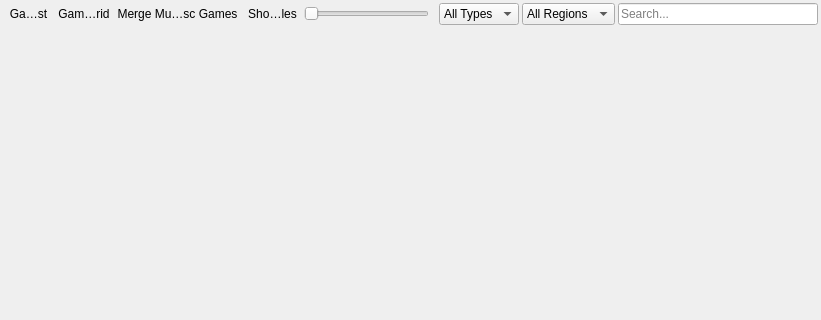
Qt form src/duckstation-qt/gamelistwidget.ui (kofxi3584karlayang/duckstation) before a commit; both pictures show x 0 to 821 and y 0 to 320 of the 821 by 619 pixel window.
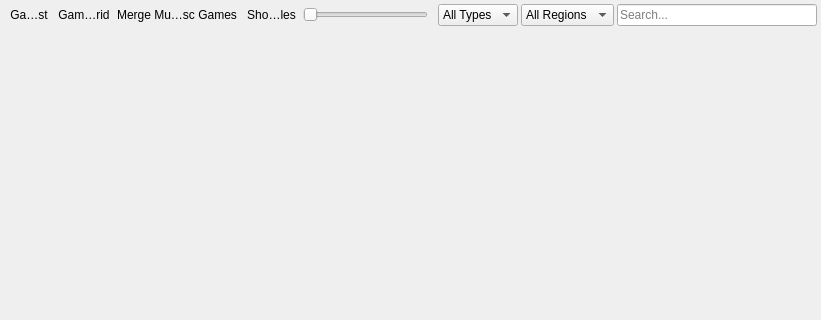
The same form after that commit. Icons and pictures are not drawn.

Commit message: Qt: Simplify grid layout in game summary widget

What changed in the file:
```diff
--- a/src/duckstation-qt/gamelistwidget.ui
+++ b/src/duckstation-qt/gamelistwidget.ui
@@ -32,16 +32,16 @@
       <number>3</number>
      </property>
      <property name="leftMargin">
-      <number>3</number>
+      <number>4</number>
      </property>
      <property name="topMargin">
-      <number>3</number>
+      <number>4</number>
      </property>
      <property name="rightMargin">
-      <number>3</number>
+      <number>4</number>
      </property>
      <property name="bottomMargin">
-      <number>3</number>
+      <number>4</number>
      </property>
      <item>
       <widget class="QToolButton" name="viewGameList">
```
The commit also changes 1 other file.
